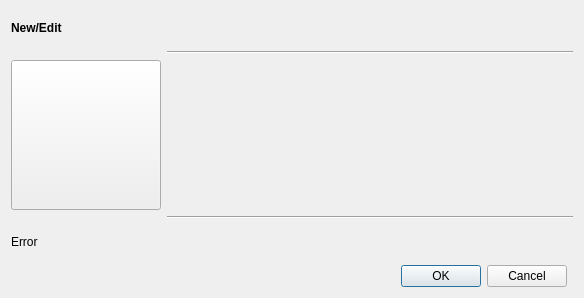
This is src/Gui/Plugins/Stream/GUI_ConfigureStation.ui in Inferno214221/sayonara-player as Qt 5 draws it before an edit. The edited form follows.
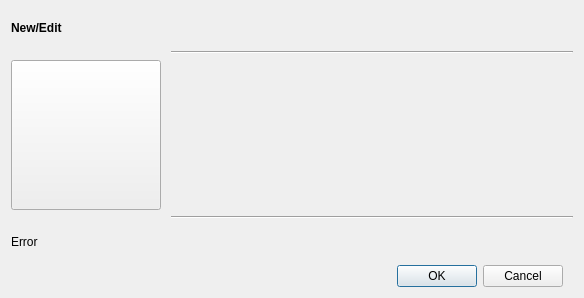
This is the edited form. Custom widgets are drawn as their Qt base class.

Commit message: StationPlugin: add user-agent configuration

```diff
--- a/src/Gui/Plugins/Stream/GUI_ConfigureStation.ui
+++ b/src/Gui/Plugins/Stream/GUI_ConfigureStation.ui
@@ -11,6 +11,9 @@
    </rect>
   </property>
   <layout class="QGridLayout" name="gridLayout">
+   <property name="horizontalSpacing">
+    <number>10</number>
+   </property>
    <item row="5" column="1">
     <widget class="QDialogButtonBox" name="buttonBox">
      <property name="standardButtons">
@@ -20,7 +23,14 @@
    </item>
    <item row="2" column="1" colspan="2">
     <widget class="QWidget" name="configWidget" native="true">
-     <layout class="QGridLayout" name="gridLayout_2"/>
+     <layout class="QGridLayout" name="gridLayout_2">
+      <property name="horizontalSpacing">
+       <number>10</number>
+      </property>
+      <property name="verticalSpacing">
+       <number>5</number>
+      </property>
+     </layout>
     </widget>
    </item>
    <item row="1" column="1" colspan="2">
```
The commit also changes 4 other files.
